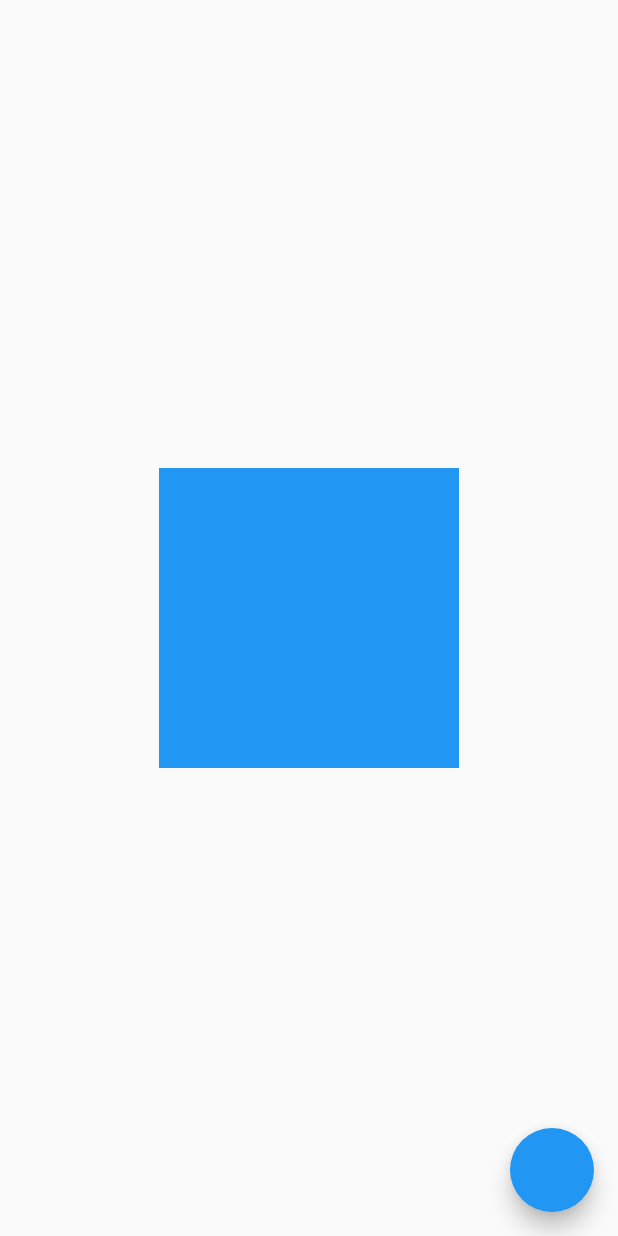
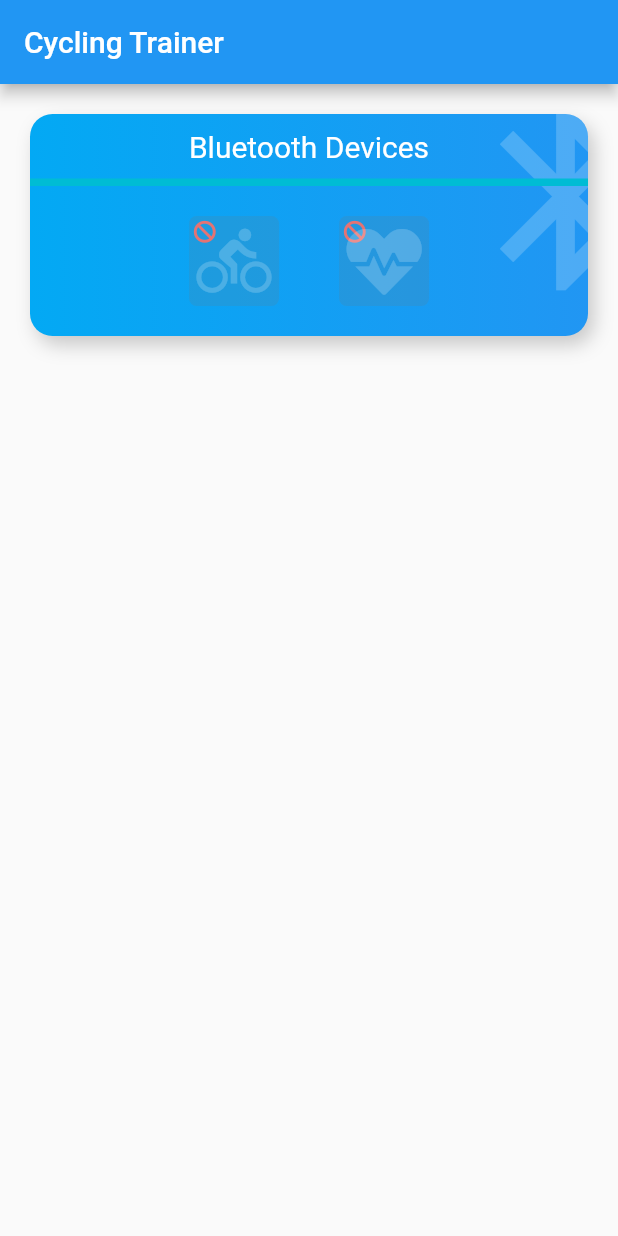
Before and after one commit to javier-nogales/cyclingtrainer, a Flutter app: the screen it shows after launch, on a phone screen of 412 x 824 dp. Run offline on Flutter 3.47's test engine with Material 2 defaults, Android fonts, the phone set to English and light mode, and no system bars; our stand-ins replace bloc, dartz, equatable, flutter_bloc, flutter_blue, font_awesome_flutter and 3 more; accounts and stored records are empty.

Commit message:
#4 Link Device

```diff
--- a/lib/api/db/sqflite_crud.dart
+++ b/lib/api/db/sqflite_crud.dart
@@ -1,5 +1,6 @@
 
 import 'package:trainerapp/api/db/sqflite_driver.dart';
+import 'package:trainerapp/api/device/device_package.dart';
 
 import 'db_device.dart';
 
@@ -13,8 +14,14 @@ class SQFLiteCRUD {
   // Create
   Future<int> createDevice(DBDevice device) async {
     final db = await _driver.database;
-    final result = db.insert('Devices', device.toJson());
+    final result = db.insert('devices', device.toJson());
     return result;
+  }
+
+  Future<DBDevice> getDeviceByType(DeviceType type) async {
+    final db = await _driver.database;
+    final result = await db.query('devices', where: 'type = ?', whereArgs: [type.toString()]);
+    return result.isNotEmpty ? DBDevice.fromJson(result.first) : null;
   }
 
 
--- a/lib/api/db/sqflite_provider.dart
+++ b/lib/api/db/sqflite_provider.dart
@@ -1,5 +1,6 @@
 import 'package:trainerapp/api/db/db_device.dart';
 import 'package:trainerapp/api/db/sqflite_crud.dart';
+import 'package:trainerapp/api/device/device_package.dart';
 import 'package:trainerapp/api/device/identifiers.dart';
 import 'package:trainerapp/api/db/db_provider.dart';
 import 'package:trainerapp/core/error/exceptions.dart';
@@ -27,14 +28,12 @@ class SQFLiteProvider implements DBProvider {
 
   @override
   Future<DBDevice> getHeartRateDevice() {
-    // TODO: implement getHeartRateDevice
-    return null;
+    return _crudService.getDeviceByType(DeviceType.heartRate);
   }
 
   @override
   Future<DBDevice> getTrainerDevice() {
-    // TODO: implement getTrainerDevice
-    return null;
+    return _crudService.getDeviceByType(DeviceType.trainer);
   }
 
 
--- a/lib/bloc/device_state/device_state_bloc.dart
+++ b/lib/bloc/device_state/device_state_bloc.dart
@@ -58,7 +58,7 @@ abstract class DeviceStateBloc<T extends DeviceUseCases> extends Bloc<DeviceStat
 
 class HeartRateDeviceStateBloc
     extends DeviceStateBloc<HeartRateDeviceUseCases> {
-  HeartRateDeviceStateBloc({@required DeviceUseCases useCases}) : super(useCases);
+  HeartRateDeviceStateBloc({@required HeartRateDeviceUseCases useCases}) : super(useCases);
 }
 
 class TrainerDeviceStateBloc
--- a/lib/main.dart
+++ b/lib/main.dart
@@ -1,11 +1,13 @@
 import 'package:flutter/material.dart';
+import 'package:trainerapp/api/db/sqflite_driver.dart';
 import 'injection_container.dart' as di;
 
 import 'package:trainerapp/trainer_app.dart';
 
 
-void main() {
+void main() async {
   WidgetsFlutterBinding.ensureInitialized();
   di.init();
+  await SQFLiteDriver.driver.initDriver();
   runApp(TrainerApp());
 }
--- a/lib/trainer_app.dart
+++ b/lib/trainer_app.dart
@@ -1,5 +1,7 @@
 import 'package:flutter/material.dart';
 import 'package:trainerapp/ui/home_page.dart';
+
+import 'ui/screen/home_screen.dart';
 
 class TrainerApp extends StatelessWidget{
 
@@ -7,7 +9,7 @@ class TrainerApp extends StatelessWidget{
   Widget build(BuildContext context) {
 
     return MaterialApp(
-      home: HomePage(),
+      home: HomeScreen(),
     );
 
   }
--- /dev/null
+++ b/lib/ui/screen/home_screen.dart
@@ -0,0 +1,39 @@
+import 'package:flutter/material.dart';
+import 'package:trainerapp/ui/widgets/devices_button.dart';
+
+import 'devices_screen.dart';
+
+class HomeScreen extends StatelessWidget {
+
+  @override
+  Widget build(BuildContext context) {
+
+    return Scaffold(
+
+      appBar: AppBar(
+        title: Text('Cycling Trainer'),
+      ),
+      //backgroundColor: Colors.white,
+      body: Column(
+        children: <Widget>[
+
+          Center(
+            child: RawMaterialButton(
+              child: DashboardButton(),
+              onPressed: () {
+                Navigator.push(
+                  context,
+                  MaterialPageRoute(builder: (context) => DevicesScreen()),
+                );
+              },
+            )
+          ),
+
+        ],
+      ),
+
+    );
+
+  }
+
+}
--- /dev/null
+++ b/lib/ui/widgets/devices_button.dart
@@ -0,0 +1,172 @@
+import 'package:flutter/material.dart';
+import 'package:flutter_bloc/flutter_bloc.dart';
+import 'package:trainerapp/api/device/device_package.dart';
+import 'package:trainerapp/api/use_cases/device_use_cases.dart';
+import 'package:trainerapp/api/use_cases/trainer_device_use_cases.dart';
+import 'package:trainerapp/bloc/device_state/bloc.dart';
+import 'package:trainerapp/bloc/device_state/device_state_bloc.dart';
+import 'package:trainerapp/injection_container.dart';
+import 'package:font_awesome_flutter/font_awesome_flutter.dart';
+
+
+class DevicesStatus extends StatelessWidget {
+
+  @override
+  Widget build(BuildContext context) {
+    return Container(
+      margin: EdgeInsets.all(20),
+      child: MultiBlocProvider(
+        providers: [
+          BlocProvider<TrainerDeviceStateBloc>(
+            create: (BuildContext context) {
+              TrainerDeviceStateBloc bloc = sl<TrainerDeviceStateBloc>();
+              bloc.init();
+              return bloc;
+            }
+          ),
+          BlocProvider<HeartRateDeviceStateBloc>(
+            create: (BuildContext context) {
+              HeartRateDeviceStateBloc bloc = sl<HeartRateDeviceStateBloc>();
+              bloc.init();
+              return bloc;
+            }
+          )
+        ],
+        child: Row(
+          mainAxisAlignment: MainAxisAlignment.center,
+          children: <Widget>[
+            DeviceStatus<TrainerDeviceStateBloc>(icon: Icons.directions_bike),
+            DeviceStatus<HeartRateDeviceStateBloc>(icon: FontAwesomeIcons.heartbeat),
+          ],
+        ),
+      ),
+    );
+
+  }
+
+}
+
+class DeviceStatus<B extends DeviceStateBloc> extends StatelessWidget {
+
+  final IconData icon;
+
+  const DeviceStatus({@required this.icon});
+
+  @override
+  Widget build(BuildContext context) {
+    return BlocBuilder<B, DeviceStateState>(
+      bloc: BlocProvider.of<B>(context),
+      builder: (context, state) {
+        Color color1 = Colors.blueGrey.withOpacity(0.2);
+        Color color2 = Colors.white.withOpacity(0.2);
+        if (state is DeviceStateUpdateSuccess) {
+          if (state.state == DeviceState.notFound) {
+            color2 = Colors.red;
+          } else if (state.state == DeviceState.connected) {
+            color2 = Colors.green;
+          } else if (state.state == DeviceState.disconnected) {
+            color2 = Colors.brown;
+          }
+        }
+        return Container(
+          width: 60,
+          height: 60,
+          margin: EdgeInsets.symmetric(horizontal: 20),
+          decoration: BoxDecoration(
+            color: color1,
+            borderRadius: BorderRadius.circular(5),
+          ),
+          child: Stack(
+            children: <Widget>[
+              if (state is DeviceStateFailure)
+              Positioned(
+                top: 3,
+                left: 3,
+                child: FaIcon(
+                  FontAwesomeIcons.ban,
+                  color: Colors.red[300],
+                  size: 15,
+                ),
+              ),
+              Center(
+                child: Icon(icon, color: color2, size: 50,),
+              ),
+            ]
+          ),
+        );
+      },
+    );
+  }
+
+}
+
+
+class DashboardButtonTitle extends StatelessWidget {
+
+  @override
+  Widget build(BuildContext context) {
+    return Container(
+      margin: EdgeInsets.all(10),
+      child: Text('Bluetooth Devices', style: TextStyle(color: Colors.white, fontSize: 20),),
+    );
+  }
+
+}
+
+class DashboardButtonSeparator extends StatelessWidget {
+
+  @override
+  Widget build(BuildContext context) {
+    return Container(
+      height: 5,
+      color: Colors.cyan,
+    );
+  }
+
+}
+
+class DashboardButton extends StatelessWidget {
+
+  @override
+  Widget build(BuildContext context) {
+    return Container(
+
+      child: ClipRRect(
+        borderRadius: BorderRadius.circular(15),
+        child: Stack(
+          children: <Widget>[
+            Positioned(
+              right: -60,
+              top: -20,
+              child: Icon(Icons.bluetooth, size: 150, color: Colors.white.withOpacity(0.2),),
+            ),
+            Column(
+              children: <Widget>[
+                DashboardButtonTitle(),
+                DashboardButtonSeparator(),
+                DevicesStatus()
+              ],
+            ),
+          ],
+        ),
+      ),
+
+      width: double.infinity,
+      //height: 100,
+      margin: EdgeInsets.all(20),
+      decoration: BoxDecoration(
+        boxShadow: <BoxShadow>[
+          BoxShadow(color: Colors.black.withOpacity(0.2), offset: Offset(4, 6), blurRadius: 10)
+        ],
+        borderRadius: BorderRadius.circular(15),
+        gradient: LinearGradient(
+          colors: <Color>[
+            Colors.lightBlue,
+            Colors.blue,
+          ]
+        )
+      ),
+
+    );
+  }
+}
--- a/pubspec.yaml
+++ b/pubspec.yaml
@@ -34,6 +34,7 @@ dependencies:
   # The following adds the Cupertino Icons font to your application.
   # Use with the CupertinoIcons class for iOS style icons.
   cupertino_icons: ^0.1.2
+  font_awesome_flutter: ^8.8.1
 
 dev_dependencies:
   flutter_test:
```
Also changed, not shown: lib/api/bluetooth/flutter_blue_provider.dart (+35 -11 lines), lib/api/db/sqflite_driver.dart (+19 -16 lines), lib/core/utils/async_utils.dart (added, +14 -0 lines), lib/injection_container.dart (+39 -0 lines), lib/ui/screen/devices_screen.dart (added, +69 -0 lines), lib/ui/widgets/bluetooth_scan.dart (+73 -34 lines), lib/ui/widgets/devices_state.dart (added), pubspec.lock, 2 other files.
